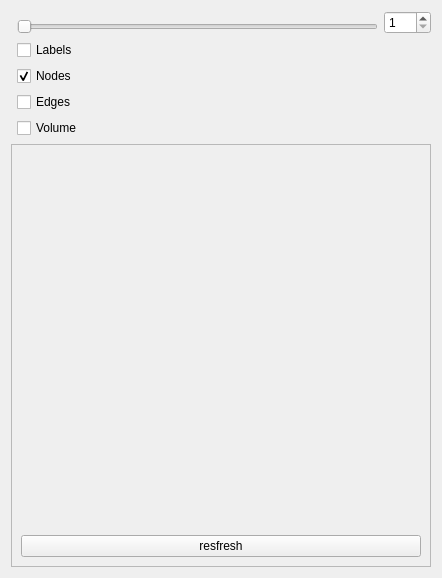
Oslandia/albion, file viewer_3d/viewer_3d_controls.ui: the form before one commit.
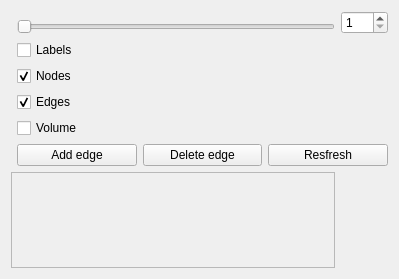
The form after the commit. Icons and pictures are not drawn.

Commit message: adds 3d edge edition

The edit to the form file:
```diff
--- a/viewer_3d/viewer_3d_controls.ui
+++ b/viewer_3d/viewer_3d_controls.ui
@@ -6,83 +6,15 @@
    <rect>
     <x>0</x>
     <y>0</y>
-    <width>442</width>
-    <height>578</height>
+    <width>399</width>
+    <height>279</height>
    </rect>
   </property>
   <property name="windowTitle">
    <string>Form</string>
   </property>
   <layout class="QGridLayout" name="gridLayout">
-   <item row="1" column="0" rowspan="8" colspan="2">
-    <widget class="QLabel" name="label_10">
-     <property name="maximumSize">
-      <size>
-       <width>25</width>
-       <height>25</height>
-      </size>
-     </property>
-     <property name="text">
-      <string/>
-     </property>
-     <property name="pixmap">
-      <pixmap>images/scale_z.svg</pixmap>
-     </property>
-     <property name="scaledContents">
-      <bool>true</bool>
-     </property>
-    </widget>
-   </item>
-   <item row="1" column="2" rowspan="8">
-    <widget class="QSpinBox" name="zScaleSpinBox">
-     <property name="minimum">
-      <number>1</number>
-     </property>
-     <property name="maximum">
-      <number>100</number>
-     </property>
-     <property name="value">
-      <number>1</number>
-     </property>
-    </widget>
-   </item>
-   <item row="8" column="1">
-    <widget class="QSlider" name="zScaleSlider">
-     <property name="minimum">
-      <number>1</number>
-     </property>
-     <property name="maximum">
-      <number>100</number>
-     </property>
-     <property name="value">
-      <number>1</number>
-     </property>
-     <property name="orientation">
-      <enum>Qt::Horizontal</enum>
-     </property>
-    </widget>
-   </item>
-   <item row="9" column="1" colspan="2">
-    <widget class="QCheckBox" name="labelsCheckBox">
-     <property name="text">
-      <string>Labels</string>
-     </property>
-    </widget>
-   </item>
-   <item row="10" column="1">
-    <widget class="QCheckBox" name="nodesCheckBox">
-     <property name="enabled">
-      <bool>true</bool>
-     </property>
-     <property name="text">
-      <string>Nodes</string>
-     </property>
-     <property name="checked">
-      <bool>true</bool>
-     </property>
-    </widget>
-   </item>
-   <item row="13" column="0" colspan="3">
+   <item row="8" column="0" colspan="2">
     <widget class="QScrollArea" name="scrollArea">
      <property name="frameShadow">
       <enum>QFrame::Plain</enum>
@@ -95,8 +27,8 @@
        <rect>
         <x>0</x>
         <y>0</y>
-        <width>422</width>
-        <height>413</height>
+        <width>325</width>
+        <height>79</height>
        </rect>
       </property>
       <layout class="QGridLayout" name="gridLayout_2">
@@ -113,37 +45,117 @@
          </property>
         </spacer>
        </item>
-       <item row="0" column="0">
-        <layout class="QVBoxLayout" name="scrollLayout"/>
-       </item>
-       <item row="2" column="0">
-        <widget class="QPushButton" name="refreshButton">
-         <property name="text">
-          <string>resfresh</string>
-         </property>
-        </widget>
-       </item>
       </layout>
      </widget>
     </widget>
    </item>
-   <item row="11" column="1">
-    <widget class="QCheckBox" name="edgesCheckBox">
+   <item row="0" column="0" rowspan="2" colspan="2">
+    <widget class="QLabel" name="label_10">
+     <property name="maximumSize">
+      <size>
+       <width>25</width>
+       <height>25</height>
+      </size>
+     </property>
      <property name="text">
-      <string>Edges</string>
+      <string/>
      </property>
-     <property name="checked">
-      <bool>false</bool>
+     <property name="pixmap">
+      <pixmap>images/scale_z.svg</pixmap>
      </property>
     </widget>
    </item>
-   <item row="12" column="1">
+   <item row="1" column="1">
+    <widget class="QSlider" name="zScaleSlider">
+     <property name="minimum">
+      <number>1</number>
+     </property>
+     <property name="maximum">
+      <number>100</number>
+     </property>
+     <property name="value">
+      <number>1</number>
+     </property>
+     <property name="orientation">
+      <enum>Qt::Horizontal</enum>
+     </property>
+    </widget>
+   </item>
+   <item row="0" column="2" rowspan="2">
+    <widget class="QSpinBox" name="zScaleSpinBox">
+     <property name="minimum">
+      <number>1</number>
+     </property>
+     <property name="maximum">
+      <number>100</number>
+     </property>
+     <property name="value">
+      <number>1</number>
+     </property>
+    </widget>
+   </item>
+   <item row="7" column="1" colspan="2">
+    <layout class="QHBoxLayout" name="horizontalLayout">
+     <item>
+      <widget class="QPushButton" name="addButton">
+       <property name="text">
+        <string>Add edge</string>
+       </property>
+      </widget>
+     </item>
+     <item>
+      <widget class="QPushButton" name="deleteButton">
+       <property name="text">
+        <string>Delete edge</string>
+       </property>
+      </widget>
+     </item>
+     <item>
+      <widget class="QPushButton" name="refreshButton">
+       <property name="text">
+        <string>Resfresh</string>
+       </property>
+      </widget>
+     </item>
+    </layout>
+   </item>
+   <item row="6" column="1">
     <widget class="QCheckBox" name="volumesCheckBox">
      <property name="text">
       <string>Volume</string>
      </property>
     </widget>
    </item>
+   <item row="2" column="1">
+    <widget class="QCheckBox" name="labelsCheckBox">
+     <property name="text">
+      <string>Labels</string>
+     </property>
+    </widget>
+   </item>
+   <item row="5" column="1">
+    <widget class="QCheckBox" name="edgesCheckBox">
+     <property name="text">
+      <string>Edges</string>
+     </property>
+     <property name="checked">
+      <bool>true</bool>
+     </property>
+    </widget>
+   </item>
+   <item row="3" column="1">
+    <widget class="QCheckBox" name="nodesCheckBox">
+     <property name="enabled">
+      <bool>true</bool>
+     </property>
+     <property name="text">
+      <string>Nodes</string>
+     </property>
+     <property name="checked">
+      <bool>true</bool>
+     </property>
+    </widget>
+   </item>
   </layout>
  </widget>
  <resources/>
```
Left out of the diff: 3 changed lines with no effect on the pictures. The commit also changes 14 other files.
